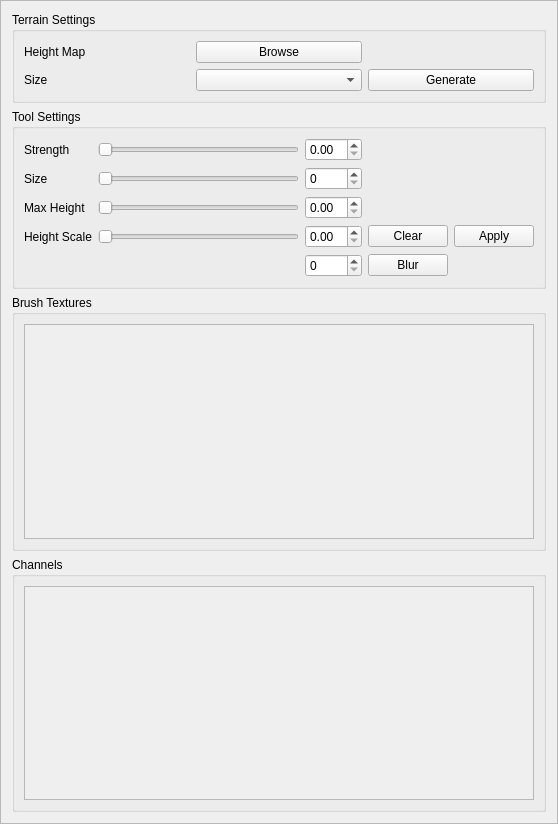
NebulaTerrain/nebula-trifid, file code/qttoolkit/contentbrowser/ui/terrainwidget.ui: the form before one commit.
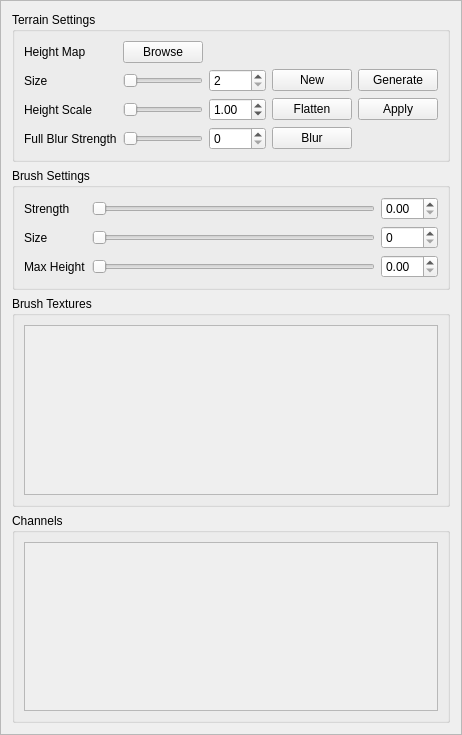
The form after the commit.

Commit message: updating terrain-editor reference gui update

Diff of the .ui file:
```diff
--- a/code/qttoolkit/contentbrowser/ui/terrainwidget.ui
+++ b/code/qttoolkit/contentbrowser/ui/terrainwidget.ui
@@ -6,8 +6,8 @@
    <rect>
     <x>0</x>
     <y>0</y>
-    <width>558</width>
-    <height>824</height>
+    <width>428</width>
+    <height>735</height>
    </rect>
   </property>
   <property name="font">
@@ -53,8 +53,8 @@
           <rect>
            <x>0</x>
            <y>0</y>
-           <width>516</width>
-           <height>234</height>
+           <width>386</width>
+           <height>189</height>
           </rect>
          </property>
          <property name="sizePolicy">
@@ -80,16 +80,6 @@
       <string>Terrain Settings</string>
      </property>
      <layout class="QGridLayout" name="gridLayout_3">
-      <item row="3" column="2">
-       <widget class="QPushButton" name="generate_pushButton">
-        <property name="text">
-         <string>Generate</string>
-        </property>
-       </widget>
-      </item>
-      <item row="3" column="1">
-       <widget class="QComboBox" name="scomboBox"/>
-      </item>
       <item row="1" column="0">
        <widget class="QLabel" name="heightMap_label">
         <property name="text">
@@ -111,39 +101,114 @@
         </property>
        </widget>
       </item>
-     </layout>
-    </widget>
-   </item>
-   <item row="2" column="0">
-    <widget class="QGroupBox" name="toolSettings_gridGroupBox">
-     <property name="title">
-      <string>Tool Settings</string>
-     </property>
-     <layout class="QGridLayout" name="gridLayout_4">
+      <item row="5" column="1">
+       <widget class="QSlider" name="heightScale_horizontalSlider">
+        <property name="orientation">
+         <enum>Qt::Horizontal</enum>
+        </property>
+       </widget>
+      </item>
+      <item row="6" column="0">
+       <widget class="QLabel" name="fullBlurStrength_label">
+        <property name="text">
+         <string>Full Blur Strength</string>
+        </property>
+       </widget>
+      </item>
       <item row="5" column="3">
-       <widget class="QSpinBox" name="blurStrength_spinBox"/>
-      </item>
-      <item row="5" column="4">
-       <widget class="QPushButton" name="pushButton_4">
-        <property name="text">
-         <string>Blur</string>
+       <widget class="QDoubleSpinBox" name="heightScale_doubleSpinBox">
+        <property name="value">
+         <double>1.000000000000000</double>
         </property>
        </widget>
       </item>
-      <item row="4" column="5">
-       <widget class="QPushButton" name="pushButton_5">
-        <property name="text">
-         <string>Apply</string>
-        </property>
-       </widget>
-      </item>
-      <item row="4" column="0">
+      <item row="5" column="0">
        <widget class="QLabel" name="heightScale_label">
         <property name="text">
          <string>Height Scale</string>
         </property>
        </widget>
       </item>
+      <item row="3" column="3">
+       <widget class="QSpinBox" name="heightMapSize_spinBox">
+        <property name="minimum">
+         <number>2</number>
+        </property>
+        <property name="singleStep">
+         <number>2</number>
+        </property>
+       </widget>
+      </item>
+      <item row="3" column="1">
+       <widget class="QSlider" name="heightMapSize_horizontalSlider">
+        <property name="minimum">
+         <number>2</number>
+        </property>
+        <property name="maximum">
+         <number>4096</number>
+        </property>
+        <property name="singleStep">
+         <number>2</number>
+        </property>
+        <property name="orientation">
+         <enum>Qt::Horizontal</enum>
+        </property>
+       </widget>
+      </item>
+      <item row="6" column="1">
+       <widget class="QSlider" name="fullBlurStrength_horizontalSlider">
+        <property name="orientation">
+         <enum>Qt::Horizontal</enum>
+        </property>
+       </widget>
+      </item>
+      <item row="5" column="6">
+       <widget class="QPushButton" name="applyScale_pushButton">
+        <property name="text">
+         <string>Apply</string>
+        </property>
+       </widget>
+      </item>
+      <item row="5" column="5">
+       <widget class="QPushButton" name="flattenHeightMap_pushButton">
+        <property name="text">
+         <string>Flatten</string>
+        </property>
+       </widget>
+      </item>
+      <item row="6" column="5">
+       <widget class="QPushButton" name="fullBlurHeightMap_pushButton">
+        <property name="text">
+         <string>Blur</string>
+        </property>
+       </widget>
+      </item>
+      <item row="6" column="3">
+       <widget class="QSpinBox" name="fullBlurStrength_spinBox"/>
+      </item>
+      <item row="3" column="6">
+       <widget class="QPushButton" name="generate_pushButton">
+        <property name="text">
+         <string>Generate</string>
+        </property>
+       </widget>
+      </item>
+      <item row="3" column="5">
+       <widget class="QPushButton" name="new_pushButton">
+        <property name="text">
+         <string>New</string>
+        </property>
+       </widget>
+      </item>
+     </layout>
+    </widget>
+   </item>
+   <item row="2" column="0">
+    <widget class="QGroupBox" name="brushSettings_gridGroupBox">
+     <property name="title">
+      <string>Brush Settings</string>
+     </property>
+     <layout class="QGridLayout" name="gridLayout_4">
       <item row="2" column="0">
        <widget class="QLabel" name="size_label">
         <property name="text">
@@ -165,16 +230,6 @@
         </property>
        </widget>
       </item>
-      <item row="4" column="3">
-       <widget class="QDoubleSpinBox" name="heightScale_doubleSpinBox"/>
-      </item>
-      <item row="4" column="4">
-       <widget class="QPushButton" name="pushButton_6">
-        <property name="text">
-         <string>Clear</string>
-        </property>
-       </widget>
-      </item>
       <item row="3" column="3">
        <widget class="QDoubleSpinBox" name="maxHeight_doubleSpinBox"/>
       </item>
@@ -205,13 +260,6 @@
         </property>
        </widget>
       </item>
-      <item row="4" column="1">
-       <widget class="QSlider" name="heightScale_horizontalSlider">
-        <property name="orientation">
-         <enum>Qt::Horizontal</enum>
-        </property>
-       </widget>
-      </item>
      </layout>
     </widget>
    </item>
@@ -237,8 +285,8 @@
           <rect>
            <x>0</x>
            <y>0</y>
-           <width>516</width>
-           <height>234</height>
+           <width>386</width>
+           <height>190</height>
           </rect>
          </property>
         </widget>
```
Left out of the diff: 2 changed lines with no effect on the pictures. The commit also changes 2 other files.
